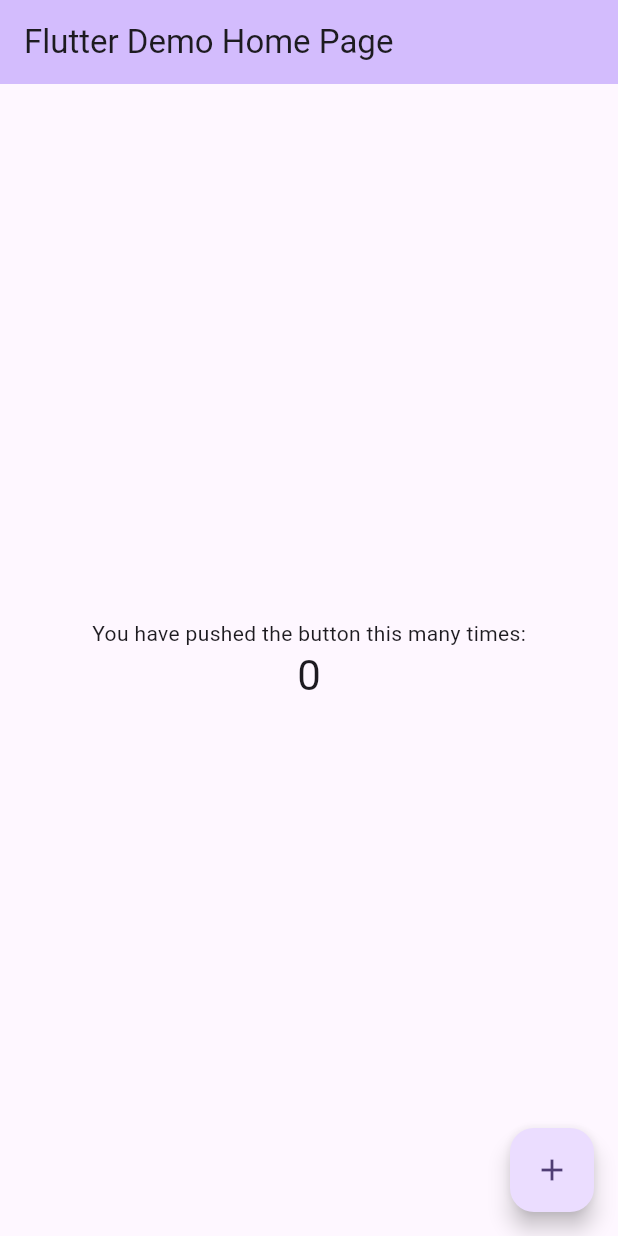
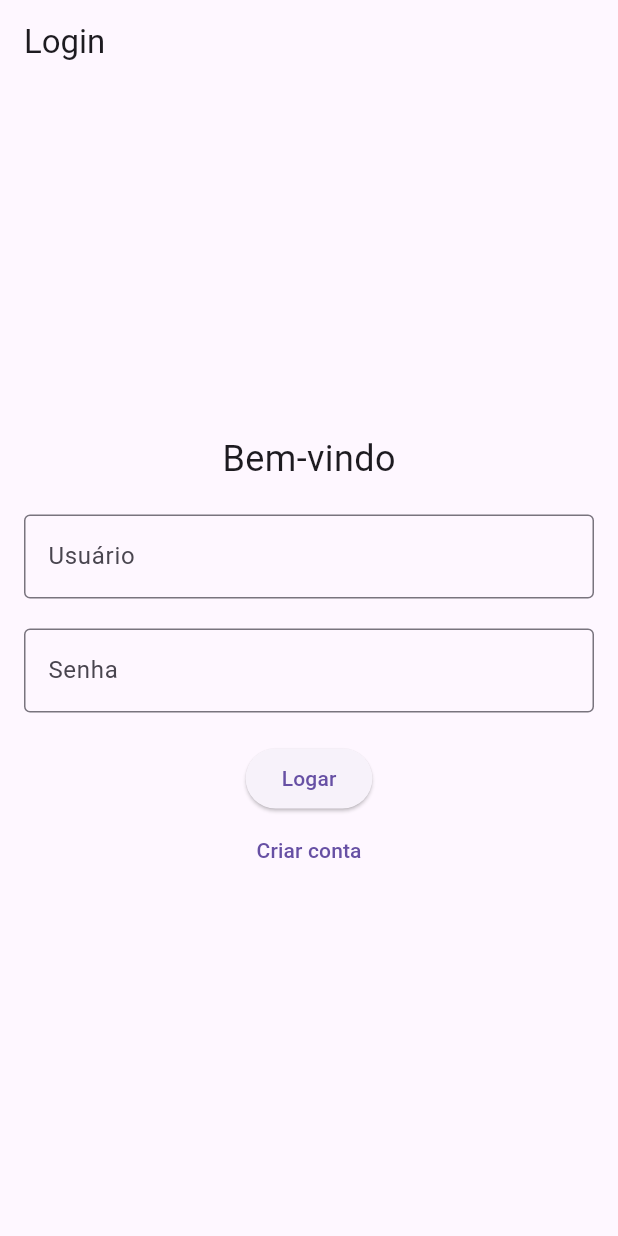
Before and after one commit to JpegPython/sistema_de_reservas_lpdm, a Flutter app: the screen it shows after launch, on a phone screen of 412 x 824 dp. Run offline on Flutter 3.47's test engine with Material 3 defaults, Android fonts, the phone set to English and light mode, and no system bars; our stand-ins replace fluttertoast, sqflite, sqflite_common_ffi; accounts and stored records are empty.

Commit message:
feat: login e cadastro usuario

```diff
--- /dev/null
+++ b/booking_app/lib/login/login.dart
@@ -0,0 +1,81 @@
+import 'package:booking_app/home.dart';
+import 'package:booking_app/login/cadastro.dart';
+import 'package:booking_app/modelos/usuario.dart';
+import 'package:booking_app/servicos/usuarioService.dart';
+import 'package:flutter/material.dart';
+import 'package:fluttertoast/fluttertoast.dart';
+
+class Login extends StatefulWidget {
+  const Login({super.key});
+
+  @override
+  State<Login> createState() => _LoginState();
+}
+
+class _LoginState extends State<Login> {
+
+   void showToastMessage(String message) => Fluttertoast.showToast(msg: message);
+
+  TextEditingController _usuarioController = TextEditingController();
+  TextEditingController _senhaController = TextEditingController();
+
+  @override
+  Widget build(BuildContext context) {
+    return Scaffold(
+      appBar: AppBar(
+        title: Text('Login'),
+      ),
+      body: Padding(
+        padding: const EdgeInsets.all(16.0),
+        child: Column(
+          mainAxisAlignment: MainAxisAlignment.center,
+          children: <Widget>[
+            Text(
+              'Bem-vindo',
+              style: TextStyle(fontSize: 24),
+            ),
+            SizedBox(height: 20),
+            TextField(
+              controller: _usuarioController,
+              decoration: InputDecoration(
+                labelText: 'Usuário',
+                border: OutlineInputBorder(),
+              ),
+            ),
+            SizedBox(height: 20),
+            TextField(
+              controller: _senhaController,
+              decoration: InputDecoration(
+                labelText: 'Senha',
+                border: OutlineInputBorder(),
+              ),
+              obscureText: true,
+            ),
+            SizedBox(height: 20),
+            ElevatedButton(
+              onPressed: () {
+              if(_usuarioController.text.isEmpty || _senhaController.text.isEmpty) {
+                return showToastMessage("Nome ou senha vazios!");
+              } else {
+                Usuario? usuario = Usuarioservice.usuarioExiste(_usuarioController.text, _senhaController.text);
+                if(usuario != null) {
+                  Navigator.push(context, MaterialPageRoute(builder: (context) => Home(usuario: usuario)));
+                } else {
+                  return showToastMessage("Usuário ou senha incorretos!");
+                }
+              }
+              },
+              child: Text('Logar'),
+            ),
+            TextButton(
+              onPressed: () {
+                Navigator.push(context, MaterialPageRoute(builder: (context) => Cadastro()));
+              },
+              child: Text('Criar conta'),
+            ),
+          ],
+        ),
+      ),
+    );
+  }
+}
--- a/booking_app/lib/main.dart
+++ b/booking_app/lib/main.dart
@@ -1,125 +1,10 @@
+import 'package:booking_app/login/login.dart';
 import 'package:flutter/material.dart';
 
 void main() {
-  runApp(const MyApp());
+  runApp(MaterialApp(
+        title: 'Sistema de Reservas admin',
+        debugShowCheckedModeBanner: false,
+        home: Login(),
+      ));
 }
-
-class MyApp extends StatelessWidget {
-  const MyApp({super.key});
-
-  // This widget is the root of your application.
-  @override
-  Widget build(BuildContext context) {
-    return MaterialApp(
-      title: 'Flutter Demo',
-      theme: ThemeData(
-        // This is the theme of your application.
-        //
-        // TRY THIS: Try running your application with "flutter run". You'll see
-        // the application has a purple toolbar. Then, without quitting the app,
-        // try changing the seedColor in the colorScheme below to Colors.green
-        // and then invoke "hot reload" (save your changes or press the "hot
-        // reload" button in a Flutter-supported IDE, or press "r" if you used
-        // the command line to start the app).
-        //
-        // Notice that the counter didn't reset back to zero; the application
-        // state is not lost during the reload. To reset the state, use hot
-        // restart instead.
-        //
-        // This works for code too, not just values: Most code changes can be
-        // tested with just a hot reload.
-        colorScheme: ColorScheme.fromSeed(seedColor: Colors.deepPurple),
-        useMaterial3: true,
-      ),
-      home: const MyHomePage(title: 'Flutter Demo Home Page'),
-    );
-  }
-}
-
-class MyHomePage extends StatefulWidget {
-  const MyHomePage({super.key, required this.title});
-
-  // This widget is the home page of your application. It is stateful, meaning
-  // that it has a State object (defined below) that contains fields that affect
-  // how it looks.
-
-  // This class is the configuration for the state. It holds the values (in this
-  // case the title) provided by the parent (in this case the App widget) and
-  // used by the build method of the State. Fields in a Widget subclass are
-  // always marked "final".
-
-  final String title;
-
-  @override
-  State<MyHomePage> createState() => _MyHomePageState();
-}
-
-class _MyHomePageState extends State<MyHomePage> {
-  int _counter = 0;
-
-  void _incrementCounter() {
-    setState(() {
-      // This call to setState tells the Flutter framework that something has
-      // changed in this State, which causes it to rerun the build method below
-      // so that the display can reflect the updated values. If we changed
-      // _counter without calling setState(), then the build method would not be
-      // called again, and so nothing would appear to happen.
-      _counter++;
-    });
-  }
-
-  @override
-  Widget build(BuildContext context) {
-    // This method is rerun every time setState is called, for instance as done
-    // by the _incrementCounter method above.
-    //
-    // The Flutter framework has been optimized to make rerunning build methods
-    // fast, so that you can just rebuild anything that needs updating rather
-    // than having to individually change instances of widgets.
-    return Scaffold(
-      appBar: AppBar(
-        // TRY THIS: Try changing the color here to a specific color (to
-        // Colors.amber, perhaps?) and trigger a hot reload to see the AppBar
-        // change color while the other colors stay the same.
-        backgroundColor: Theme.of(context).colorScheme.inversePrimary,
-        // Here we take the value from the MyHomePage object that was created by
-        // the App.build method, and use it to set our appbar title.
-        title: Text(widget.title),
-      ),
-      body: Center(
-        // Center is a layout widget. It takes a single child and positions it
-        // in the middle of the parent.
-        child: Column(
-          // Column is also a layout widget. It takes a list of children and
-          // arranges them vertically. By default, it sizes itself to fit its
-          // children horizontally, and tries to be as tall as its parent.
-          //
-          // Column has various properties to control how it sizes itself and
-          // how it positions its children. Here we use mainAxisAlignment to
-          // center the children vertically; the main axis here is the vertical
-          // axis because Columns are vertical (the cross axis would be
-          // horizontal).
-          //
-          // TRY THIS: Invoke "debug painting" (choose the "Toggle Debug Paint"
-          // action in the IDE, or press "p" in the console), to see the
-          // wireframe for each widget.
-          mainAxisAlignment: MainAxisAlignment.center,
-          children: <Widget>[
-            const Text(
-              'You have pushed the button this many times:',
-            ),
-            Text(
-              '$_counter',
-              style: Theme.of(context).textTheme.headlineMedium,
-            ),
-          ],
-        ),
-      ),
-      floatingActionButton: FloatingActionButton(
-        onPressed: _incrementCounter,
-        tooltip: 'Increment',
-        child: const Icon(Icons.add),
-      ), // This trailing comma makes auto-formatting nicer for build methods.
-    );
-  }
-}
--- /dev/null
+++ b/booking_app/lib/modelos/usuario.dart
@@ -0,0 +1,25 @@
+class Usuario {
+  int? id;
+  String nome;
+  String email;
+  String senha;
+  Usuario({this.id, required this.nome, required this.email, required this.senha});
+
+  static Usuario fromJsonToUsuario(Map<String, dynamic> json) {
+    return Usuario(
+      id: json['id'],
+      nome : json['nome'],
+      email: json['email'],
+      senha: json['senha']
+    );
+  }
+
+  static Map<String, dynamic> fromUsuarioToJson(Usuario usuario) {
+    return {
+      'id': usuario.id,
+      'nome': usuario.nome,
+      'email': usuario.email,
+      'senha': usuario.senha
+    };
+  }
+}
--- a/booking_app/pubspec.yaml
+++ b/booking_app/pubspec.yaml
@@ -34,6 +34,7 @@ dependencies:
   sqflite_common_ffi: ^2.3.4+3
   path_provider: ^2.1.5
   path: ^1.9.0
+  fluttertoast: ^8.1.2
   # The following adds the Cupertino Icons font to your application.
   # Use with the CupertinoIcons class for iOS style icons.
   cupertino_icons: ^1.0.8
```
Also changed, not shown: booking_app/lib/home.dart (added, +17 -0 lines), booking_app/lib/login/cadastro.dart (added, +85 -0 lines), booking_app/lib/servicos/dataBase.dart (added, +90 -0 lines), booking_app/lib/servicos/usuarioService.dart (added, +26 -0 lines), booking_app/pubspec.lock, 1 other file.
